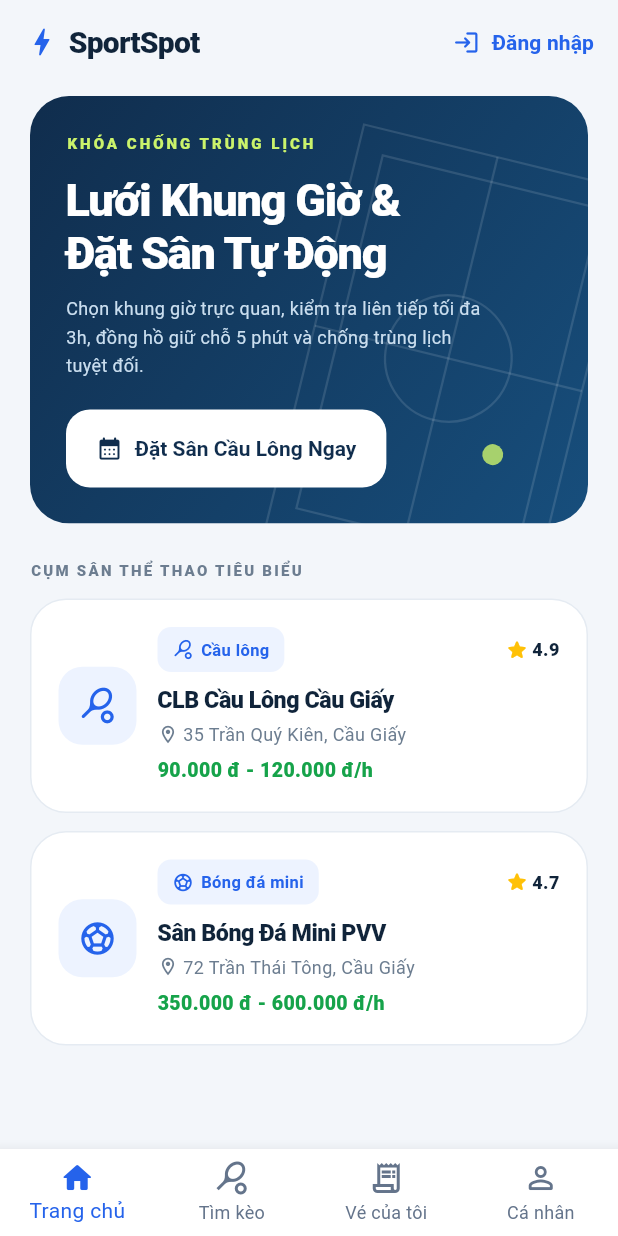
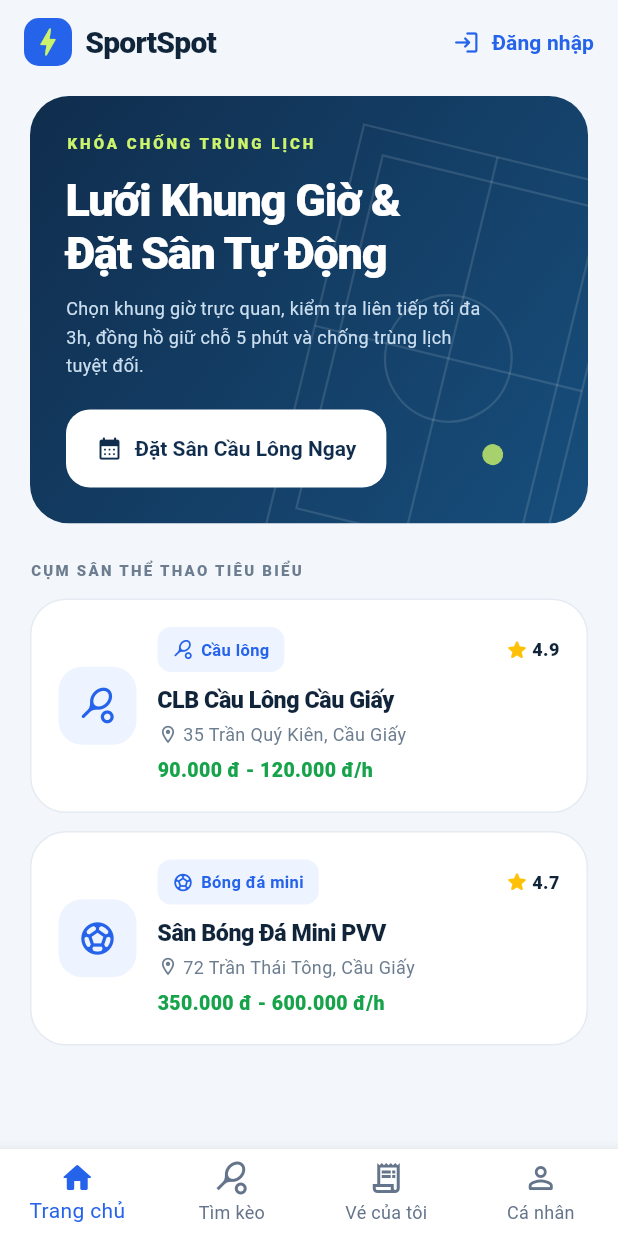
Before and after one commit to vietbach17/SportSpot, a Flutter app: the screen it shows after launch, after a tap on "Bỏ qua", on a phone screen of 412 x 824 dp. Run offline on Flutter 3.47's test engine with Material 3 defaults, Android fonts, the phone set to English and light mode, and no system bars; our stand-ins replace flutter_secure_storage, qr_flutter, shared_preferences, sqflite; accounts and stored records are empty; network calls fail.

Commit message:
feat(ui): synchronize app brand logo across home and match feed screens

```diff
--- a/frontend/lib/screens/main/main_screen.dart
+++ b/frontend/lib/screens/main/main_screen.dart
@@ -81,21 +81,7 @@ class _MainScreenState extends State<MainScreen> {
       child: Scaffold(
         backgroundColor: MatchColors.canvas,
         appBar: AppBar(
-          title: const Row(
-            children: [
-              Icon(Icons.bolt_rounded, color: MatchColors.blue),
-              SizedBox(width: 6),
-              Text(
-                'SportSpot',
-                style: TextStyle(
-                  fontWeight: FontWeight.w800,
-                  fontSize: 20,
-                  color: MatchColors.ink,
-                  letterSpacing: -.5,
-                ),
-              ),
-            ],
-          ),
+          title: const SportSpotBrandTitle(),
           actions: [
             if (isGuest)
               TextButton.icon(
--- a/frontend/lib/screens/matches/match_feed_screen.dart
+++ b/frontend/lib/screens/matches/match_feed_screen.dart
@@ -166,31 +166,8 @@ class _MatchFeedScreenState extends State<MatchFeedScreen> {
     return MatchTheme(
       child: Scaffold(
         appBar: AppBar(
-          title: Row(
-            mainAxisSize: MainAxisSize.min,
-            children: [
-              Container(
-                width: 32,
-                height: 32,
-                decoration: BoxDecoration(
-                  color: MatchColors.blue,
-                  borderRadius: BorderRadius.circular(10),
-                ),
-                child: const Icon(
-                  Icons.bolt_rounded,
-                  color: MatchColors.lime,
-                  size: 24,
-                ),
-              ),
-              const SizedBox(width: 9),
-              Text(
-                widget.staff ? 'Quầy lễ tân' : 'SportSpot',
-                style: const TextStyle(
-                  fontWeight: FontWeight.w800,
-                  letterSpacing: -.5,
-                ),
-              ),
-            ],
+          title: SportSpotBrandTitle(
+            title: widget.staff ? 'Quầy lễ tân' : 'SportSpot',
           ),
           actions: [
             if (!widget.staff && auth.currentUser?.role == 'VenueStaff')
--- a/frontend/lib/widgets/match_ui.dart
+++ b/frontend/lib/widgets/match_ui.dart
@@ -124,6 +124,63 @@ class MatchSurface extends StatelessWidget {
     ),
     child: child,
   );
+}
+
+class SportSpotLogo extends StatelessWidget {
+  final double size;
+  final double iconSize;
+  const SportSpotLogo({
+    super.key,
+    this.size = 32,
+    this.iconSize = 24,
+  });
+
+  @override
+  Widget build(BuildContext context) {
+    return Container(
+      width: size,
+      height: size,
+      decoration: BoxDecoration(
+        color: MatchColors.blue,
+        borderRadius: BorderRadius.circular(size * 10 / 32),
+      ),
+      child: Icon(
+        Icons.bolt_rounded,
+        color: MatchColors.lime,
+        size: iconSize,
+      ),
+    );
+  }
+}
+
+class SportSpotBrandTitle extends StatelessWidget {
+  final String title;
+  final double fontSize;
+  const SportSpotBrandTitle({
+    super.key,
+    this.title = 'SportSpot',
+    this.fontSize = 20,
+  });
+
+  @override
+  Widget build(BuildContext context) {
+    return Row(
+      mainAxisSize: MainAxisSize.min,
+      children: [
+        const SportSpotLogo(),
+        const SizedBox(width: 9),
+        Text(
+          title,
+          style: TextStyle(
+            fontWeight: FontWeight.w800,
+            fontSize: fontSize,
+            color: MatchColors.ink,
+            letterSpacing: -.5,
+          ),
+        ),
+      ],
+    );
+  }
 }
 
 class MatchPill extends StatelessWidget {
```
